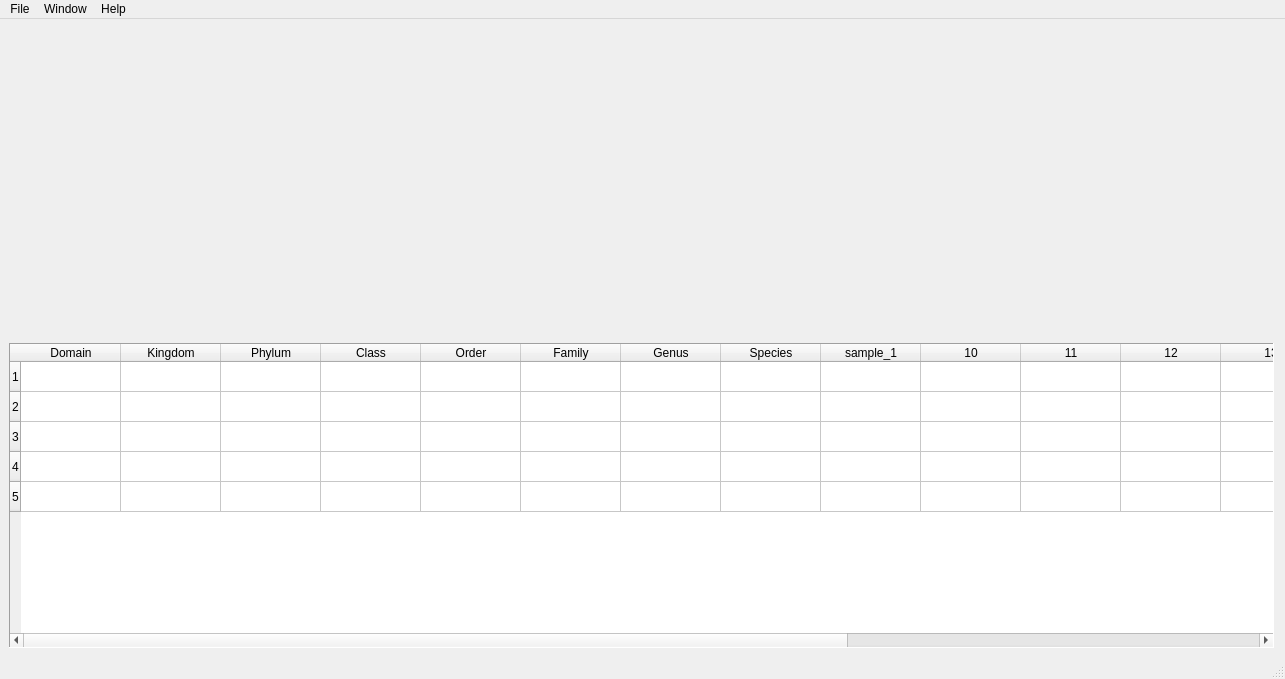
Before: the Qt Designer form View/statapp.ui in negorov15/statapp, drawn with Qt 5.
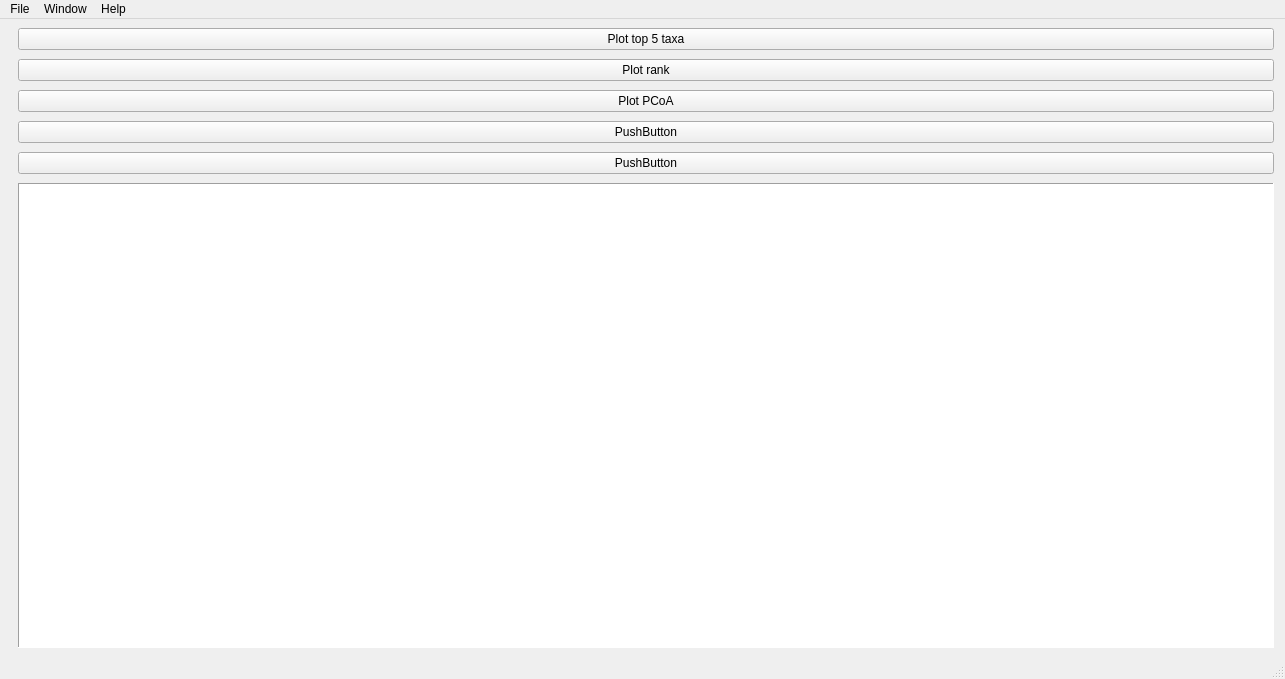
After: the same form once the commit is applied. Custom widgets are drawn as their Qt base class.

Commit message: Implement new functions

What changed in the file:
```diff
--- a/View/statapp.ui
+++ b/View/statapp.ui
@@ -14,7 +14,7 @@
    <string>MainWindow</string>
   </property>
   <widget class="QWidget" name="centralwidget">
-   <layout class="QVBoxLayout" name="verticalLayout">
+   <layout class="QHBoxLayout" name="horizontalLayout_2">
     <property name="spacing">
      <number>9</number>
     </property>
@@ -25,20 +25,47 @@
      <widget class="QWidget" name="widget" native="true"/>
     </item>
     <item>
-     <spacer name="verticalSpacer">
-      <property name="orientation">
-       <enum>Qt::Vertical</enum>
+     <layout class="QVBoxLayout" name="verticalLayout_3">
+      <property name="bottomMargin">
+       <number>0</number>
       </property>
-      <property name="sizeHint" stdset="0">
-       <size>
-        <width>20</width>
-        <height>20</height>
-       </size>
-      </property>
-     </spacer>
+      <item>
+       <widget class="QPushButton" name="plot_top_button">
+        <property name="text">
+         <string>Plot top 5 taxa</string>
+        </property>
+       </widget>
     </item>
     <item>
-     <widget class="QTableWidget" name="tableWidget">
+       <widget class="QPushButton" name="plot_rank_button">
+        <property name="text">
+         <string>Plot rank</string>
+        </property>
+       </widget>
+      </item>
+      <item>
+       <widget class="QPushButton" name="plot_pcoa_button">
+        <property name="text">
+         <string>Plot PCoA</string>
+        </property>
+       </widget>
+      </item>
+      <item>
+       <widget class="QPushButton" name="pushButton_4">
+        <property name="text">
+         <string>PushButton</string>
+        </property>
+       </widget>
+      </item>
+      <item>
+       <widget class="QPushButton" name="pushButton_5">
+        <property name="text">
+         <string>PushButton</string>
+        </property>
+       </widget>
+      </item>
+      <item>
+       <widget class="QTableView" name="tableView">
       <property name="sizePolicy">
        <sizepolicy hsizetype="Expanding" vsizetype="Expanding">
         <horstretch>0</horstretch>
@@ -63,75 +90,9 @@
       <property name="wordWrap">
        <bool>true</bool>
       </property>
-      <property name="rowCount">
-       <number>5</number>
-      </property>
-      <property name="columnCount">
-       <number>18</number>
-      </property>
-      <attribute name="horizontalHeaderCascadingSectionResizes">
-       <bool>false</bool>
-      </attribute>
-      <row/>
-      <row/>
-      <row/>
-      <row/>
-      <row/>
-      <column>
-       <property name="text">
-        <string>Domain</string>
-       </property>
-      </column>
-      <column>
-       <property name="text">
-        <string>Kingdom</string>
-       </property>
-      </column>
-      <column>
-       <property name="text">
-        <string>Phylum</string>
-       </property>
-      </column>
-      <column>
-       <property name="text">
-        <string>Class</string>
-       </property>
-      </column>
-      <column>
-       <property name="text">
-        <string>Order</string>
-       </property>
-      </column>
-      <column>
-       <property name="text">
-        <string>Family</string>
-       </property>
-      </column>
-      <column>
-       <property name="text">
-        <string>Genus</string>
-       </property>
-      </column>
-      <column>
-       <property name="text">
-        <string>Species</string>
-       </property>
-      </column>
-      <column>
-       <property name="text">
-        <string>sample_1</string>
-       </property>
-      </column>
-      <column/>
-      <column/>
-      <column/>
-      <column/>
-      <column/>
-      <column/>
-      <column/>
-      <column/>
-      <column/>
-     </widget>
+       </widget>
+      </item>
+     </layout>
     </item>
    </layout>
   </widget>
@@ -189,6 +150,14 @@
    </property>
   </action>
  </widget>
+ <customwidgets>
+  <customwidget>
+   <class>MplCanvas</class>
+   <extends>QWidget</extends>
+   <header location="global">app</header>
+   <container>1</container>
+  </customwidget>
+ </customwidgets>
  <resources/>
  <connections/>
 </ui>
```
Left out of the diff: 8 changed lines with no effect on the pictures. Lines whose indentation alone changed are shown as unchanged. The commit also changes 2 other files.
